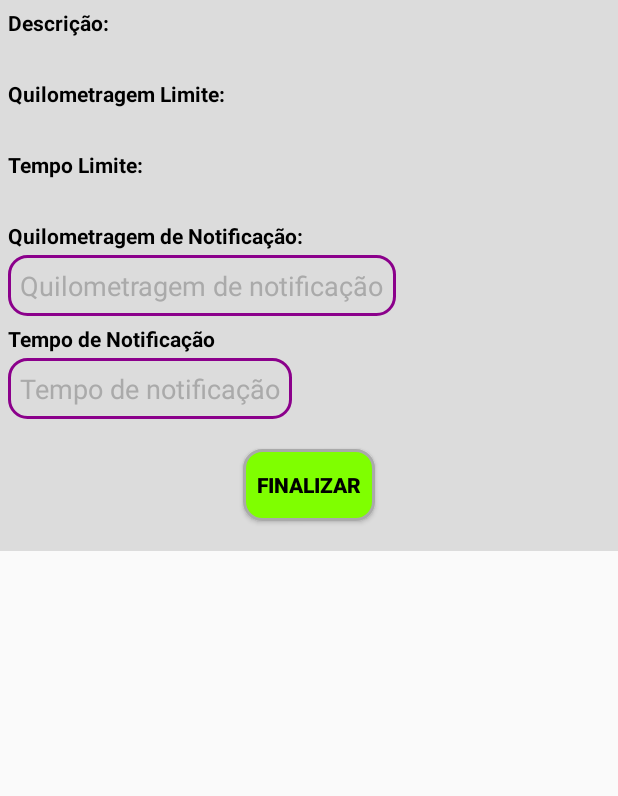
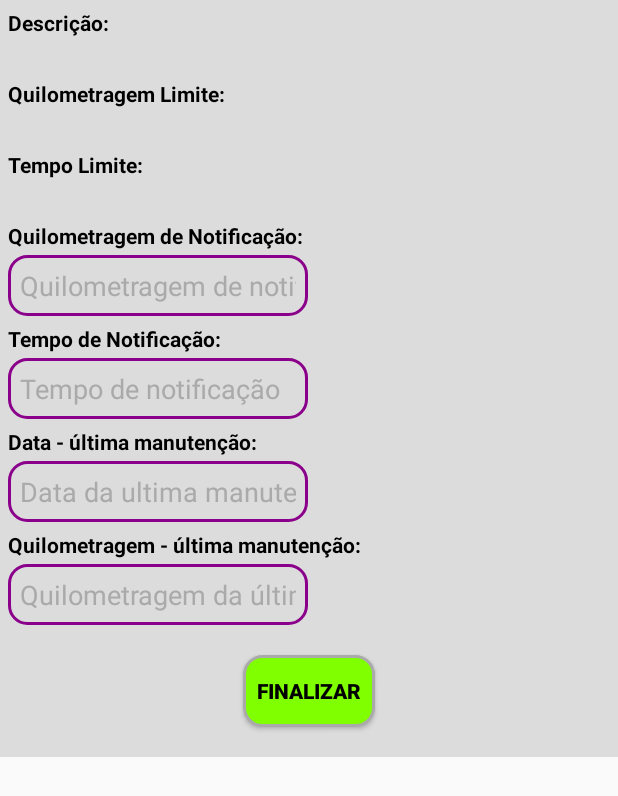
Before and after one commit to igorsoares95/mobe-android, an Android app: the fragment informacoesManutencoesFragment shown on its own in the app's theme, on a phone screen of 412 x 824 dp. Shown: the top 796 px of the screen. Run offline under Robolectric (Android 15) with nearby library versions, the phone set to English and light mode, and no system bars.

Commit message:
Ajuste fragment informações manutençoes.

```diff
--- a/app/src/main/res/layout/fragment_informacoes_manutencoes.xml
+++ b/app/src/main/res/layout/fragment_informacoes_manutencoes.xml
@@ -78,11 +78,12 @@
 
         <EditText
             android:id="@+id/txtkmAntecipacao_infoManutencoes"
-            android:layout_width="wrap_content"
+            android:layout_width="200dp"
             android:layout_height="wrap_content"
             android:background="@drawable/bg_edittext"
             android:layout_marginLeft="5dp"
             android:layout_marginTop="3dp"
+            android:inputType="text"
             android:hint="Quilometragem de notificação"
             android:textColorHint="@android:color/darker_gray"
             android:textColor="@android:color/black"/>
@@ -94,19 +95,62 @@
             android:layout_marginTop="5dp"
             android:layout_marginLeft="5dp"
             android:textColor="@android:color/black"
-            android:text="Tempo de Notificação"
+            android:text="Tempo de Notificação:"
             android:textStyle="bold"/>
 
         <EditText
             android:id="@+id/txttempoAntecipacao_infoManutencoes"
-            android:layout_width="wrap_content"
+            android:layout_width="200dp"
             android:layout_height="wrap_content"
+            android:inputType="text"
             android:background="@drawable/bg_edittext"
             android:layout_marginLeft="5dp"
             android:layout_marginTop="3dp"
             android:hint="Tempo de notificação"
             android:textColorHint="@android:color/darker_gray"
             android:textColor="@android:color/black"/>
+
+        <TextView
+            android:id="@+id/lbldtUltimaManutencao_infoManutencoes"
+            android:layout_width="wrap_content"
+            android:layout_height="wrap_content"
+            android:layout_marginTop="5dp"
+            android:layout_marginLeft="5dp"
+            android:text="Data - última manutenção:"
+            android:textStyle="bold"
+            android:textColor="@android:color/black" />
+
+        <EditText
+            android:id="@+id/txtdtUltimaManutencao_infoManutencoes"
+            android:layout_width="200dp"
+            android:layout_height="wrap_content"
+            android:inputType="text"
+            android:background="@drawable/bg_edittext"
+            android:layout_marginLeft="5dp"
+            android:layout_marginTop="3dp"
+            android:hint="Data da ultima manutenção"
+            android:textColorHint="@android:color/darker_gray"/>
+
+        <TextView
+            android:id="@+id/lblkmUltimaManutencao_infoManutencoes"
+            android:layout_width="wrap_content"
+            android:layout_height="wrap_content"
+            android:layout_marginTop="5dp"
+            android:layout_marginLeft="5dp"
+            android:text="Quilometragem - última manutenção:"
+            android:textColor="@android:color/black"
+            android:textStyle="bold"/>
+
+        <EditText
+            android:id="@+id/txkmUltimaManutencao_infoManutencoes"
+            android:layout_width="200dp"
+            android:layout_height="wrap_content"
+            android:inputType="text"
+            android:background="@drawable/bg_edittext"
+            android:layout_marginTop="3dp"
+            android:layout_marginLeft="5dp"
+            android:hint="Quilometragem da última manutenção"
+            android:textColorHint="@android:color/darker_gray" />
 
         <Button
             android:id="@+id/btnFinalizar_infoManutencoes"
--- a/app/src/main/res/menu/activity_main_drawer.xml
+++ b/app/src/main/res/menu/activity_main_drawer.xml
@@ -7,11 +7,11 @@
         <item
             android:id="@+id/nav_man_atras"
             android:icon="@drawable/ic_menu_list"
-            android:title="Manutenções Atrasadas" />
+            android:title="Manutenções Próximas" />
         <item
             android:id="@+id/nav_man_fut"
             android:icon="@drawable/ic_menu_list"
-            android:title="Manutenções Futuras" />
+            android:title="Manutenções Atrasadas" />
         <item
             android:id="@+id/nav_meus_veiculos"
             android:icon="@drawable/ic_menu_car"
```
